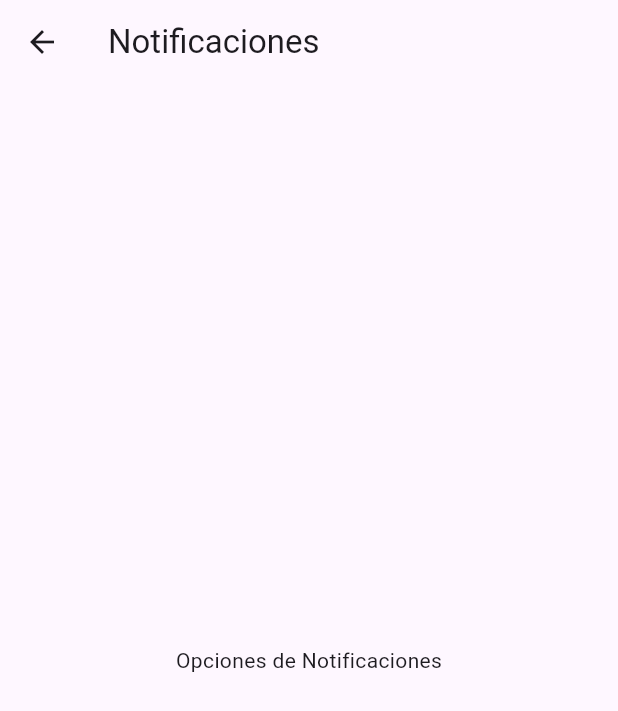
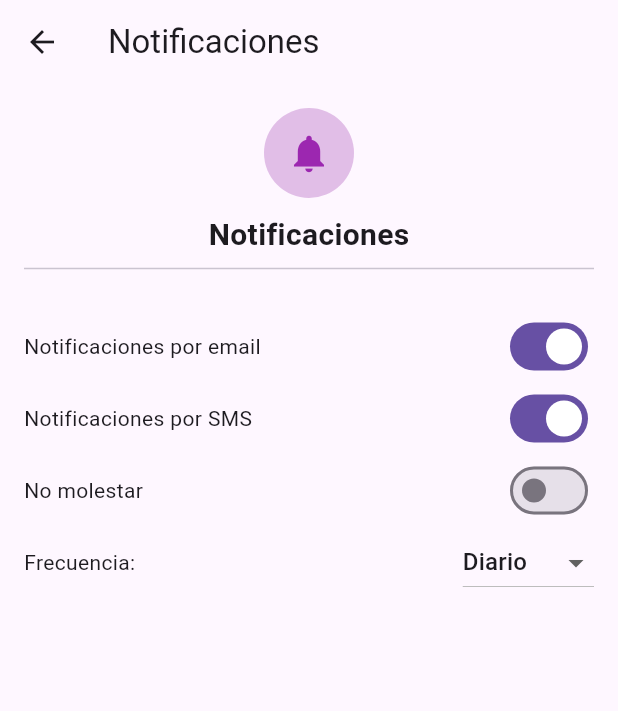
Before and after one commit to Samuel1722003/EmerScanFrontend, a Flutter app: the NotificationsScreen screen opened directly, on a phone screen of 412 x 824 dp. Shown: the top 711 px of the screen. Run offline on Flutter 3.47's test engine with Material 3 defaults, Android fonts, the phone set to English and light mode, and no system bars.

Commit message:
Pequeños cambios

```diff
--- a/hfe_frontend/lib/screens/notifications_screen.dart
+++ b/hfe_frontend/lib/screens/notifications_screen.dart
@@ -7,7 +7,93 @@ class NotificationsScreen extends StatelessWidget {
   Widget build(BuildContext context) {
     return Scaffold(
       appBar: AppBar(title: const Text("Notificaciones")),
-      body: Center(child: Text("Opciones de Notificaciones")),
+      body: Padding(
+        padding: const EdgeInsets.all(16.0),
+        child: Column(
+          crossAxisAlignment: CrossAxisAlignment.start,
+          children: [
+            Center(
+              child: Column(
+                children: [
+                  CircleAvatar(
+                    backgroundColor: Colors.purple.shade100,
+                    radius: 30,
+                    child: const Icon(Icons.notifications, color: Colors.purple, size: 30),
+                  ),
+                  const SizedBox(height: 10),
+                  const Text(
+                    "Notificaciones",
+                    style: TextStyle(fontSize: 20, fontWeight: FontWeight.bold),
+                  ),
+                  const Divider(thickness: 1),
+                ],
+              ),
+            ),
+            const SizedBox(height: 20),
+            const NotificationSwitch(label: "Notificaciones por email"),
+            const NotificationSwitch(label: "Notificaciones por SMS"),
+            const DoNotDisturbSwitch(),
+            const FrequencyDropdown(),
+          ],
+        ),
+      ),
     );
   }
 }
+
+class NotificationSwitch extends StatelessWidget {
+  final String label;
+
+  const NotificationSwitch({required this.label, super.key});
+
+  @override
+  Widget build(BuildContext context) {
+    return Row(
+      mainAxisAlignment: MainAxisAlignment.spaceBetween,
+      children: [
+        Text(label),
+        Switch(value: true, onChanged: (value) {}),
+      ],
+    );
+  }
+}
+
+class DoNotDisturbSwitch extends StatelessWidget {
+  const DoNotDisturbSwitch({super.key});
+
+  @override
+  Widget build(BuildContext context) {
+    return Row(
+      mainAxisAlignment: MainAxisAlignment.spaceBetween,
+      children: [
+        const Text("No molestar"),
+        Switch(value: false, onChanged: (value) {}),
+      ],
+    );
+  }
+}
+
+class FrequencyDropdown extends StatelessWidget {
+  const FrequencyDropdown({super.key});
+
+  @override
+  Widget build(BuildContext context) {
+    return Row(
+      mainAxisAlignment: MainAxisAlignment.spaceBetween,
+      children: [
+        const Text("Frecuencia:"),
+        DropdownButton<String>(
+          value: "Diario",
+          items: <String>['Diario', 'Semanal', 'Mensual']
+              .map<DropdownMenuItem<String>>((String value) {
+            return DropdownMenuItem<String>(
+              value: value,
+              child: Text(value),
+            );
+          }).toList(),
+          onChanged: (String? newValue) {},
+        ),
+      ],
+    );
+  }
+}
--- a/hfe_frontend/lib/screens/screen.dart
+++ b/hfe_frontend/lib/screens/screen.dart
@@ -6,7 +6,7 @@ export 'package:hfe_frontend/screens/home.dart';
 export 'package:hfe_frontend/screens/register.dart';
 export 'package:hfe_frontend/screens/screen_personal_data.dart';
 export 'package:hfe_frontend/screens/screen_medical_data.dart';
-export 'package:hfe_frontend/screens/settings.dart';
+export 'package:hfe_frontend/screens/settings_screen.dart';
 export 'package:hfe_frontend/screens/notifications_screen.dart';
 export 'package:hfe_frontend/screens/security_screen.dart';
 export 'package:hfe_frontend/screens/personalization_screen.dart';
--- a/hfe_frontend/lib/screens/widgets.dart
+++ b/hfe_frontend/lib/screens/widgets.dart
@@ -2,7 +2,7 @@ library;
 
 export 'package:hfe_frontend/widgets/MenuButton.dart';
 export 'package:hfe_frontend/widgets/MedicalCard.dart';
-export 'package:hfe_frontend/widgets/inputText.dart';
+export 'package:hfe_frontend/widgets/InputText.dart';
 export 'package:hfe_frontend/widgets/TextField.dart';
 export 'package:hfe_frontend/widgets/GenderDropdown.dart';
 export 'package:hfe_frontend/widgets/SettingsWidget.dart';
--- a/hfe_frontend/lib/widgets/widgets.dart
+++ b/hfe_frontend/lib/widgets/widgets.dart
@@ -1,3 +1,3 @@
 // MISMO CASO PERO AHORA CON LOS WIDGETS QUE GENEREMOS.
 
-export 'package:hfe_frontend/widgets/inputText.dart';
+export 'package:hfe_frontend/widgets/InputText.dart';
```
Also changed, not shown: hfe_frontend/lib/screens/settings_screen.dart (renamed from hfe_frontend/lib/screens/settings.dart).
